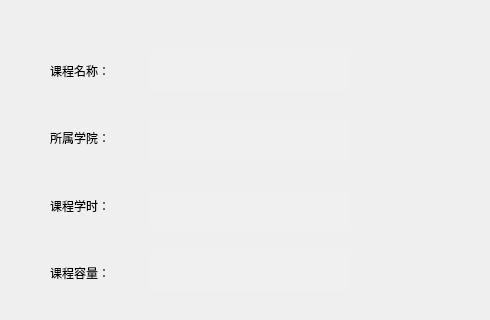
Above: ui/coursechange_window.ui from zhaojingqian/db-lab-softwaremanager before the change; both pictures show x 0 to 490 and y 0 to 320 of the 640 by 546 pixel window. Below: the same form after it.
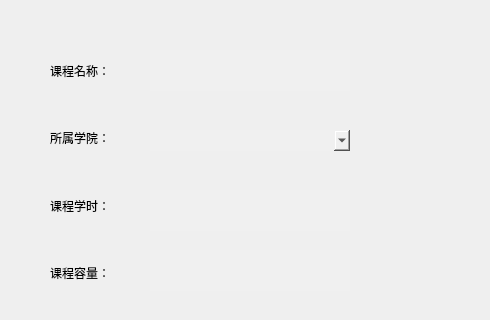
That is the form after the change.

The edit to the form file:
```diff
--- a/ui/coursechange_window.ui
+++ b/ui/coursechange_window.ui
@@ -61,23 +61,6 @@
     <string/>
    </property>
   </widget>
-  <widget class="QLineEdit" name="lineEdit_2">
-   <property name="geometry">
-    <rect>
-     <x>150</x>
-     <y>120</y>
-     <width>200</width>
-     <height>41</height>
-    </rect>
-   </property>
-   <property name="styleSheet">
-    <string notr="true">background-color: rgb(240, 240, 240);
-border:none;</string>
-   </property>
-   <property name="text">
-    <string/>
-   </property>
-  </widget>
   <widget class="QLineEdit" name="lineEdit_3">
    <property name="geometry">
     <rect>
@@ -149,7 +132,7 @@
     <layout class="QVBoxLayout" name="verticalLayout_3"/>
    </widget>
   </widget>
-  <widget class="QWidget" name="">
+  <widget class="QWidget" name="layoutWidget">
    <property name="geometry">
     <rect>
      <x>50</x>
@@ -196,6 +179,20 @@
     </item>
    </layout>
   </widget>
+  <widget class="QComboBox" name="comboBox">
+   <property name="geometry">
+    <rect>
+     <x>150</x>
+     <y>130</y>
+     <width>200</width>
+     <height>21</height>
+    </rect>
+   </property>
+   <property name="styleSheet">
+    <string notr="true">border:none;
+background-color: rgb(240, 240, 240);</string>
+   </property>
+  </widget>
  </widget>
  <resources/>
  <connections/>
```
